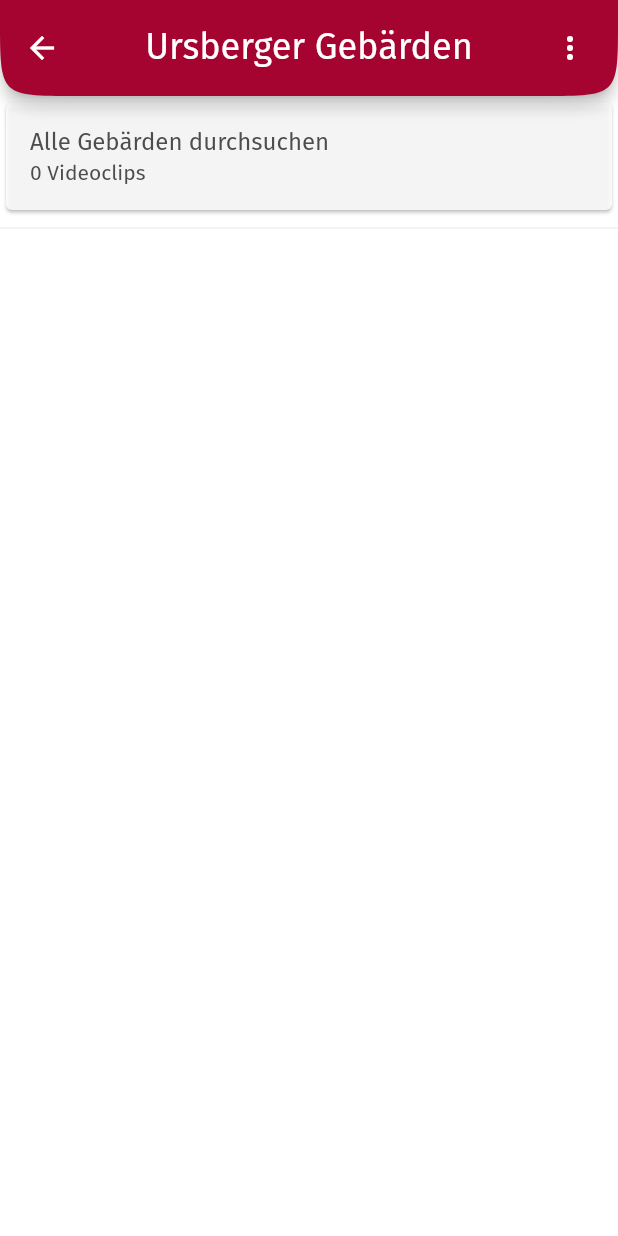
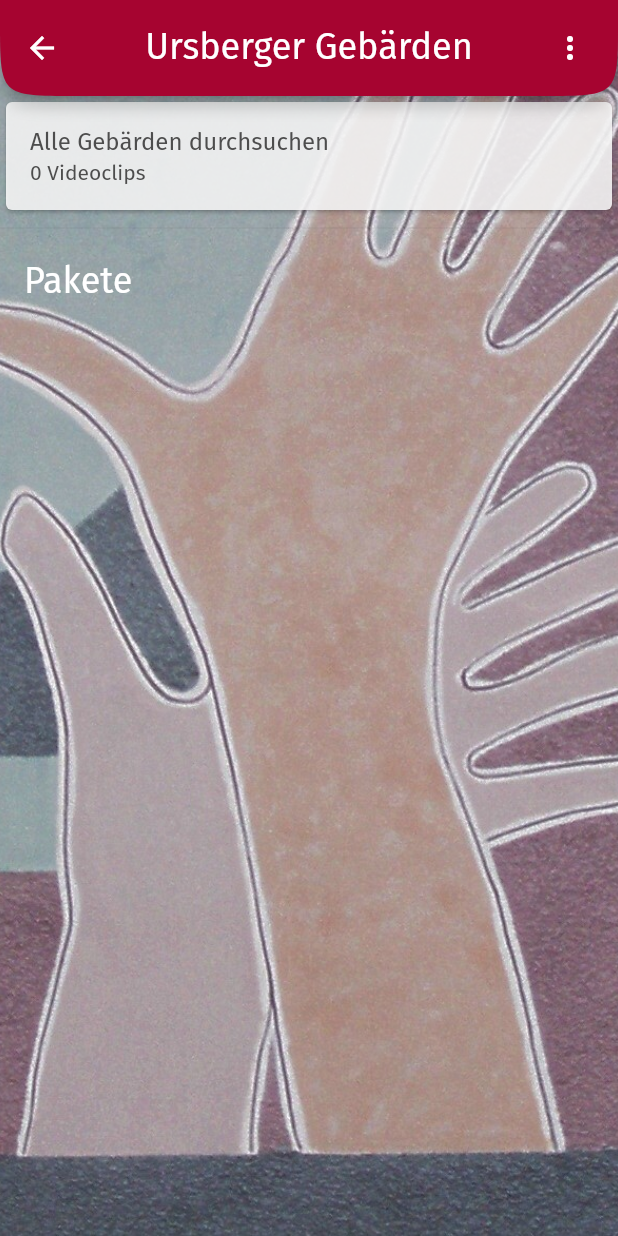
Before and after one commit to michasng/gestures, a Flutter app: the HomeScreen screen opened directly, on a phone screen of 412 x 824 dp. Run offline on Flutter 3.47's test engine with Material 2 defaults, Android fonts, the light colour scheme and no system bars; our stand-ins replace chewie, firebase_auth, firebase_core, firebase_storage, get_it, google_fonts and 1 more; accounts and stored records are empty; project files that could hold a hidden picture were left out.

Commit message:
Extract background image as widget

```diff
--- /dev/null
+++ b/lib/components/app_background.dart
@@ -0,0 +1,24 @@
+import 'package:flutter/material.dart';
+
+class AppBackground extends StatelessWidget {
+  final Widget child;
+
+  const AppBackground({
+    super.key,
+    required this.child,
+  });
+
+  @override
+  Widget build(BuildContext context) {
+    return Container(
+      decoration: BoxDecoration(
+        image: DecorationImage(
+          image: AssetImage('assets/sprechende_haende.png'),
+          fit: BoxFit.fitHeight,
+          repeat: ImageRepeat.repeatX,
+        ),
+      ),
+      child: child,
+    );
+  }
+}
--- a/lib/screens/home/home_screen.dart
+++ b/lib/screens/home/home_screen.dart
@@ -1,4 +1,5 @@
 import 'package:flutter/material.dart';
+import 'package:gestures/components/app_background.dart';
 import 'package:gestures/components/app_title.dart';
 import 'package:gestures/screens/home/components/async_package_list.dart';
 import 'package:gestures/screens/home/components/home_menu_button.dart';
@@ -8,7 +9,8 @@ class HomeScreen extends StatelessWidget {
 
   @override
   Widget build(BuildContext context) {
-    return Scaffold(
+    return AppBackground(
+      child: Scaffold(
         appBar: AppBar(
           title: AppTitle(),
           actions: [
@@ -17,6 +19,7 @@ class HomeScreen extends StatelessWidget {
           ],
         ),
         body: AsyncPackageList(),
+      ),
     );
   }
 }
--- a/lib/screens/login/login_screen.dart
+++ b/lib/screens/login/login_screen.dart
@@ -1,4 +1,5 @@
 import 'package:flutter/material.dart';
+import 'package:gestures/components/app_background.dart';
 import 'package:gestures/components/app_title.dart';
 import 'package:gestures/screens/login/components/login_form.dart';
 import 'package:gestures/screens/package/components/logo.dart';
@@ -8,7 +9,8 @@ class LoginScreen extends StatelessWidget {
 
   @override
   Widget build(BuildContext context) {
-    return Scaffold(
+    return AppBackground(
+      child: Scaffold(
         appBar: AppBar(
           title: AppTitle(),
         ),
@@ -32,6 +34,7 @@ class LoginScreen extends StatelessWidget {
             Logo(height: 100),
           ],
         ),
+      ),
     );
   }
 }
```
Also changed, not shown: lib/main.dart (+5 -14 lines). Lines whose indentation alone changed are shown as unchanged.
